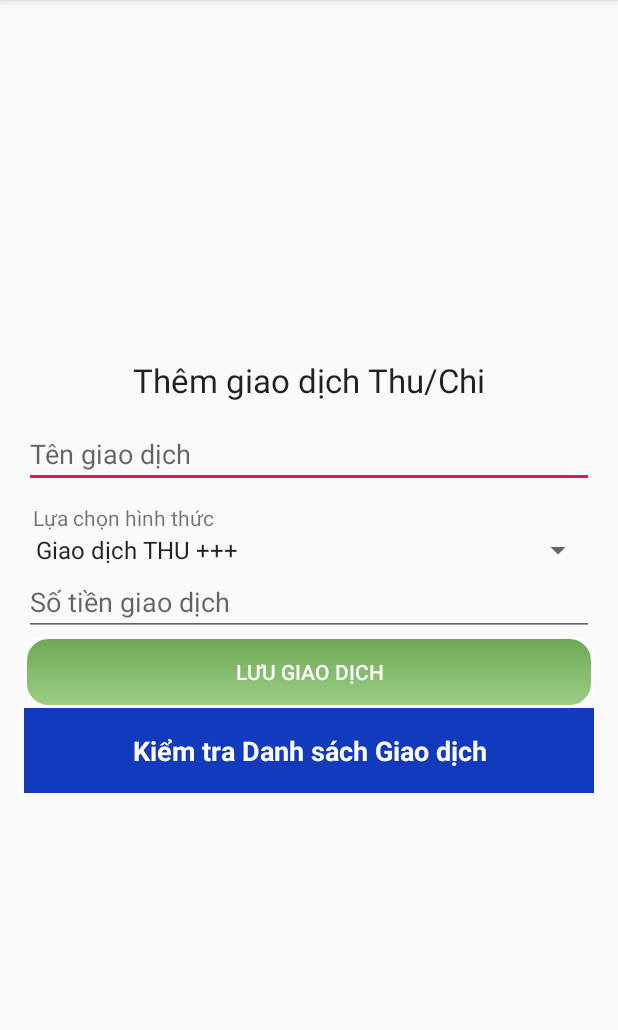
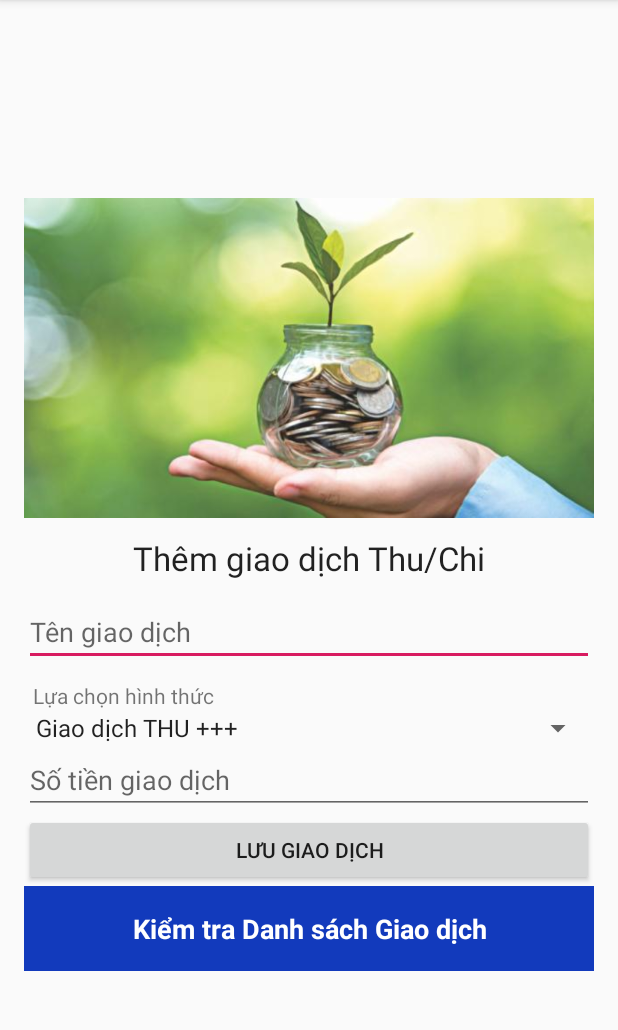
Before and after one commit to kellyfire611/QuanLyChiTieu-Android, an Android app: the screen it shows after launch (MainActivity), on a phone screen of 412 x 824 dp, the part 84-1114 px from its top. Run offline under Robolectric (Android 15) with nearby library versions, the phone set to English and light mode, and no system bars.

Commit message:
Bổ sung ảnh nền

```diff
--- a/app/src/main/res/layout/activity_main.xml
+++ b/app/src/main/res/layout/activity_main.xml
@@ -12,6 +12,12 @@
         android:layout_centerVertical="true"
         android:orientation="vertical"
         android:padding="16dp">
+
+        <ImageView
+            android:id="@+id/imageView2"
+            android:layout_width="match_parent"
+            android:layout_height="237dp"
+            app:srcCompat="@drawable/money_management" />
 
         <TextView
             android:layout_width="match_parent"
@@ -50,7 +56,6 @@
 
         <Button
             android:id="@+id/buttonAddEmployee"
-            style="@style/CustomButton"
             android:layout_width="match_parent"
             android:layout_height="wrap_content"
             android:text="LƯU GIAO DỊCH" />
```
Also changed, not shown: app/src/main/res/drawable/money_management.jpg (added), 1 other file.
